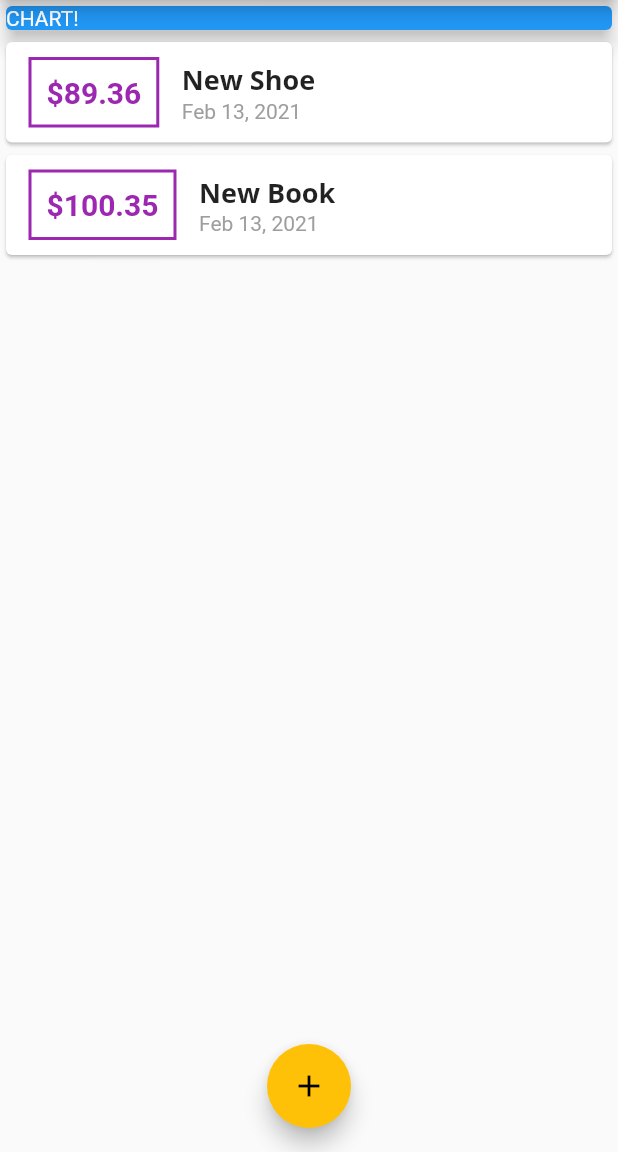
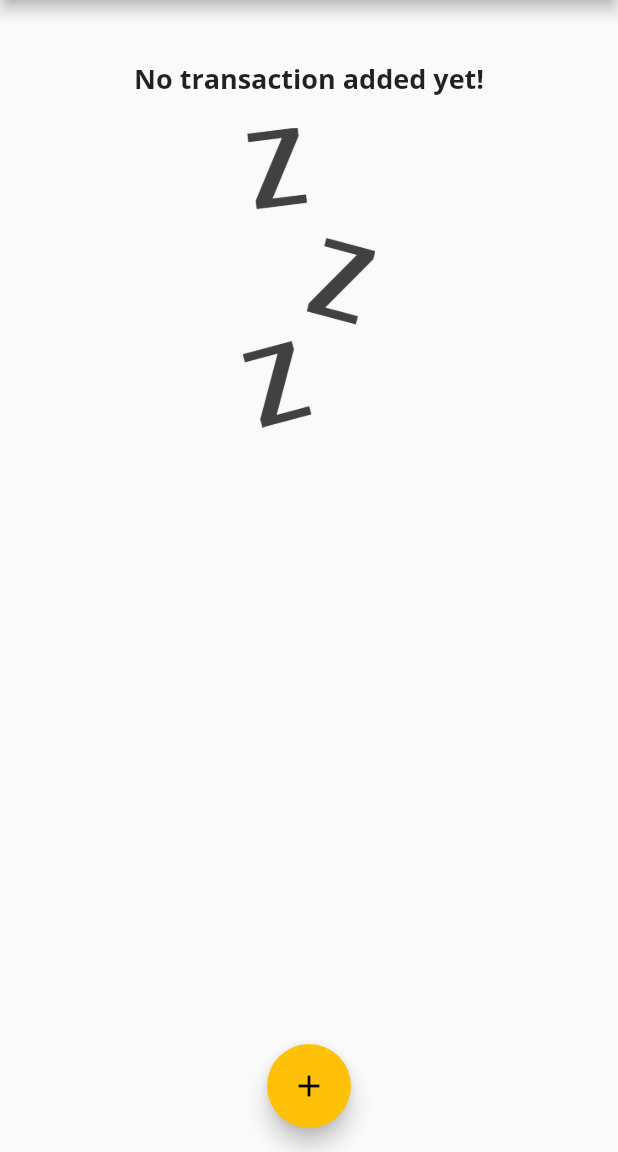
Before and after one commit to shuvo18103107/Expense-Planner-App, a Flutter app: the screen it shows after launch, on a phone screen of 412 x 824 dp, the part 84-1236 px from its top. Run offline on Flutter 3.47's test engine with Material 2 defaults, Android fonts, the phone set to English and light mode, and no system bars.

Commit message:
🔥 Deriving recent transaction  for last 7 days  and add logic for counting last week amount

```diff
--- a/lib/main.dart
+++ b/lib/main.dart
@@ -1,3 +1,4 @@
+import './widget/chart.dart';
 import './widget/transaction_list.dart';
 import './widget/new-transactionList.dart';
 import 'package:flutter/material.dart';
@@ -40,11 +41,20 @@ class Home extends StatefulWidget {
 
 class _HomeState extends State<Home> {
   final List<Transaction> _userTransaction = [
-    Transaction(
-        id: 't1', title: 'New Shoe', amount: 89.36, date: DateTime.now()),
-    Transaction(
-        id: 't2', title: 'New Book', amount: 100.35, date: DateTime.now()),
+    // Transaction(
+    //     id: 't1', title: 'New Shoe', amount: 89.36, date: DateTime.now()),
+    // Transaction(
+    //     id: 't2', title: 'New Book', amount: 100.35, date: DateTime.now()),
   ];
+//get dynamically calculated the property
+  List<Transaction> get _recenttransactionList {
+    return _userTransaction.where((txt) {
+      return txt.date.isAfter(DateTime.now().subtract(Duration(days: 7)));
+      // date jodi onno date er poe hoi taile true return kore naile false
+    }).toList();
+    // last 7 din er transaction gula return korbe
+  }
+
   void _addTransaction(String txtitle, double txamount) {
     final newtxt = Transaction(
         title: txtitle,
@@ -82,17 +92,7 @@ class _HomeState extends State<Home> {
           mainAxisAlignment: MainAxisAlignment.start,
           // crossAxisAlignment: CrossAxisAlignment.stretch,
           children: [
-            Container(
-              width: double.infinity,
-              child: Card(
-                elevation: 5,
-                color: Colors.blue,
-                child: Text(
-                  'CHART!',
-                  style: TextStyle(color: Colors.white),
-                ),
-              ),
-            ),
+            Chart(_recenttransactionList),
             TransactionList(_userTransaction)
           ],
         ),
```
